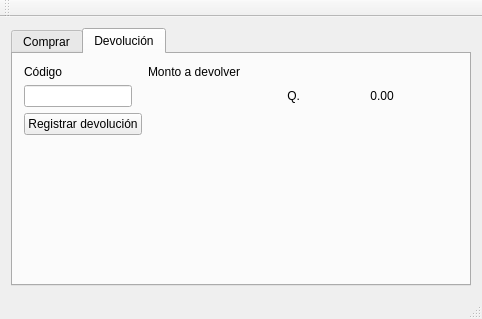
This is Desktop/Kios/mainwindow.ui in Gualtix/Trivago as Qt 5 draws it before an edit. The edited form follows.
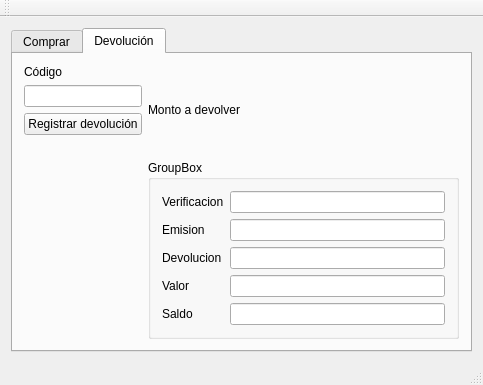
This is the edited form. The open tabs and pages were chosen to show the change.

Commit message: Devoluciones de tickets. Cambio en interfaz de Tickets

What changed in the file:
```diff
--- a/Desktop/Kios/mainwindow.ui
+++ b/Desktop/Kios/mainwindow.ui
@@ -6,8 +6,8 @@
    <rect>
     <x>0</x>
     <y>0</y>
-    <width>482</width>
-    <height>319</height>
+    <width>483</width>
+    <height>385</height>
    </rect>
   </property>
   <property name="windowTitle">
@@ -147,7 +147,7 @@
        <attribute name="title">
         <string>Devolución</string>
        </attribute>
-       <layout class="QFormLayout" name="formLayout">
+       <layout class="QGridLayout" name="gridLayout_4">
         <item row="0" column="0">
          <widget class="QLabel" name="lblDevolverCodigo">
           <property name="text">
@@ -155,47 +155,100 @@
           </property>
          </widget>
         </item>
-        <item row="0" column="1">
-         <widget class="QLabel" name="lblDevolverMonto">
-          <property name="text">
-           <string>Monto a devolver</string>
-          </property>
-         </widget>
-        </item>
-        <item row="1" column="0">
-         <widget class="QLineEdit" name="edtDevolverCodigo"/>
-        </item>
-        <item row="1" column="1">
-         <layout class="QHBoxLayout" name="layoutDevolucion">
+        <item row="0" column="2" rowspan="4">
+         <layout class="QVBoxLayout" name="verticalLayout">
           <item>
-           <widget class="QLabel" name="lblDevolverQ">
-            <property name="maximumSize">
-             <size>
-              <width>16777215</width>
-              <height>16777215</height>
-             </size>
-            </property>
+           <widget class="QLabel" name="lblDevolverMonto">
             <property name="text">
-             <string>Q.</string>
-            </property>
-            <property name="alignment">
-             <set>Qt::AlignRight|Qt::AlignTrailing|Qt::AlignVCenter</set>
+             <string>Monto a devolver</string>
             </property>
            </widget>
           </item>
           <item>
-           <widget class="QLabel" name="lblDevolverMontoQ">
-            <property name="text">
-             <string>0.00</string>
+           <widget class="QGroupBox" name="groupBox">
+            <property name="title">
+             <string>GroupBox</string>
             </property>
-            <property name="alignment">
-             <set>Qt::AlignCenter</set>
-            </property>
+            <layout class="QFormLayout" name="formLayout">
+             <item row="0" column="0">
+              <widget class="QLabel" name="lblDevolverVerificacion">
+               <property name="text">
+                <string>Verificacion</string>
+               </property>
+              </widget>
+             </item>
+             <item row="0" column="1">
+              <widget class="QLineEdit" name="edtDevolverVerificacion">
+               <property name="readOnly">
+                <bool>true</bool>
+               </property>
+              </widget>
+             </item>
+             <item row="1" column="0">
+              <widget class="QLabel" name="lblDevolverEmision">
+               <property name="text">
+                <string>Emision</string>
+               </property>
+              </widget>
+             </item>
+             <item row="1" column="1">
+              <widget class="QLineEdit" name="edtDevolverEmision">
+               <property name="readOnly">
+                <bool>true</bool>
+               </property>
+              </widget>
+             </item>
+             <item row="2" column="0">
+              <widget class="QLabel" name="lblDevolverDevulucion">
+               <property name="text">
+                <string>Devolucion</string>
+               </property>
+              </widget>
+             </item>
+             <item row="2" column="1">
+              <widget class="QLineEdit" name="edtDevolverDevolucion">
+               <property name="readOnly">
+                <bool>true</bool>
+               </property>
+              </widget>
+             </item>
+             <item row="3" column="0">
+              <widget class="QLabel" name="lblDevolverValor">
+               <property name="text">
+                <string>Valor</string>
+               </property>
+              </widget>
+             </item>
+             <item row="3" column="1">
+              <widget class="QLineEdit" name="edtDevolverValor">
+               <property name="readOnly">
+                <bool>true</bool>
+               </property>
+              </widget>
+             </item>
+             <item row="4" column="0">
+              <widget class="QLabel" name="lblDevolverSaldo">
+               <property name="text">
+                <string>Saldo</string>
+               </property>
+              </widget>
+             </item>
+             <item row="4" column="1">
+              <widget class="QLineEdit" name="edtDevolverSaldo">
+               <property name="readOnly">
+                <bool>true</bool>
+               </property>
+              </widget>
+             </item>
+            </layout>
            </widget>
           </item>
          </layout>
         </item>
-        <item row="2" column="0">
+        <item row="1" column="0" colspan="2">
+         <widget class="QLineEdit" name="edtDevolverCodigo"/>
+        </item>
+        <item row="2" column="0" colspan="2">
          <widget class="QPushButton" name="btnDevolver">
           <property name="layoutDirection">
            <enum>Qt::LeftToRight</enum>
@@ -205,6 +258,19 @@
           </property>
          </widget>
         </item>
+        <item row="3" column="1">
+         <spacer name="verticalSpacer_2">
+          <property name="orientation">
+           <enum>Qt::Vertical</enum>
+          </property>
+          <property name="sizeHint" stdset="0">
+           <size>
+            <width>20</width>
+            <height>107</height>
+           </size>
+          </property>
+         </spacer>
+        </item>
        </layout>
       </widget>
      </widget>
```
Left out of the diff: 62 changed lines with no effect on the pictures. The commit also changes 4 other files.
